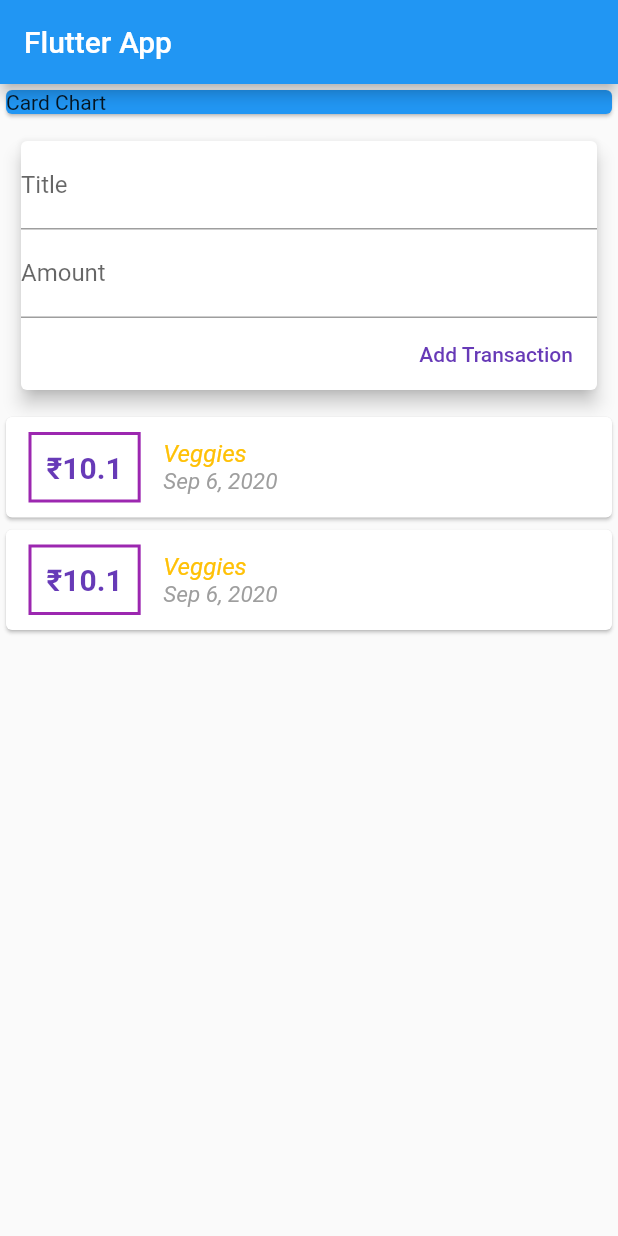
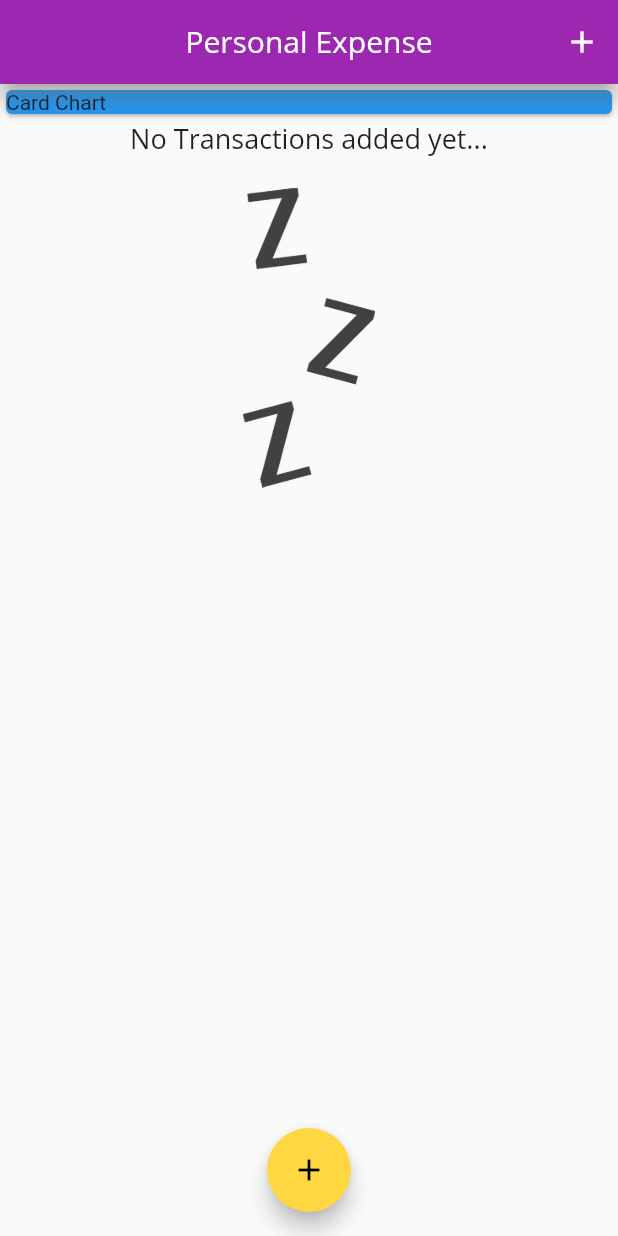
Before and after one commit to andor201995/ExpenseManager, a Flutter app: the screen it shows after launch, on a phone screen of 412 x 824 dp. Run offline on Flutter 3.47's test engine with Material 2 defaults, Android fonts, the phone set to English and light mode, and no system bars.

Commit message:
add app theme and bottom sheet

```diff
--- a/lib/main.dart
+++ b/lib/main.dart
@@ -1,4 +1,6 @@
-import 'package:expenseTrackker/widgets/user_transaction.dart';
+import 'package:expenseTrackker/model/transactions.dart';
+import 'package:expenseTrackker/widgets/new_transaction.dart';
+import 'package:expenseTrackker/widgets/transaction_list.dart';
 import 'package:flutter/material.dart';
 
 void main() => runApp(MyApp());
@@ -7,20 +9,80 @@ class MyApp extends StatelessWidget {
   @override
   Widget build(BuildContext context) {
     return MaterialApp(
-      title: 'Flutter App',
+      title: 'Personal Expense',
+      theme: ThemeData(
+        primarySwatch: Colors.purple,
+        accentColor: Colors.amberAccent,
+        fontFamily: 'Quicksand',
+        textTheme: ThemeData.light().textTheme.copyWith(
+              headline6: TextStyle(
+                fontFamily: 'OpenSans',
+                fontSize: 18,
+              ),
+            ),
+        appBarTheme: AppBarTheme(
+          centerTitle: true,
+          elevation: 6,
+          shadowColor: Colors.grey,
+          textTheme: ThemeData.light().textTheme.copyWith(
+                headline6: TextStyle(
+                  fontFamily: 'OpenSans',
+                  fontSize: 20,
+                ),
+              ),
+        ),
+      ),
       home: MyHomePage(),
     );
   }
 }
 
-class MyHomePage extends StatelessWidget {
+class MyHomePage extends StatefulWidget {
+  @override
+  _MyHomePageState createState() => _MyHomePageState();
+}
+
+class _MyHomePageState extends State<MyHomePage> {
+  final List<Transations> _transactions = [];
+
+  void _addNewTransaction(String txTitle, double txAmount) {
+    final newTx = Transations(
+      amount: txAmount,
+      date: DateTime.now(),
+      id: DateTime.now().toString(),
+      title: txTitle,
+    );
+
+    setState(() {
+      _transactions.add(newTx);
+    });
+  }
+
+  void _startAddNewTransaction(BuildContext ctx) {
+    showModalBottomSheet(
+      context: ctx,
+      builder: (_) {
+        return NewTransaction(_addNewTransaction);
+      },
+    );
+  }
+
   @override
   Widget build(BuildContext context) {
     return Scaffold(
       appBar: AppBar(
-        title: Text('Flutter App'),
+        title: Text('Personal Expense'),
+        actions: [
+          IconButton(
+            icon: Icon(
+              Icons.add,
             ),
-      body: Column(
+            onPressed: () => _startAddNewTransaction(context),
+          ),
+        ],
+      ),
+      body: SingleChildScrollView(
+        child: Column(
           crossAxisAlignment: CrossAxisAlignment.stretch,
           children: [
             Container(
@@ -30,8 +92,14 @@ class MyHomePage extends StatelessWidget {
               ),
               width: double.infinity,
             ),
-          UserTransation(),
+            TransactionList(_transactions),
           ],
+        ),
+      ),
+      floatingActionButtonLocation: FloatingActionButtonLocation.centerFloat,
+      floatingActionButton: FloatingActionButton(
+        onPressed: () => _startAddNewTransaction(context),
+        child: Icon(Icons.add),
       ),
     );
   }
--- a/lib/widgets/transaction_list.dart
+++ b/lib/widgets/transaction_list.dart
@@ -9,8 +9,30 @@ class TransactionList extends StatelessWidget {
 
   @override
   Widget build(BuildContext context) {
-    return Column(
-      children: _transactions.map((tx) {
+    return Container(
+      height: 300,
+      child: _transactions.isEmpty
+          ? Column(
+              children: [
+                Text(
+                  'No Transactions added yet...',
+                  style: Theme.of(context).textTheme.headline6,
+                ),
+                SizedBox(
+                  height: 20,
+                ),
+                Container(
+                  height: 200,
+                  child: Image.asset(
+                    'assets/images/waiting.png',
+                    fit: BoxFit.cover,
+                  ),
+                ),
+              ],
+            )
+          : ListView.builder(
+              itemBuilder: (ctx, position) {
+                var tx = _transactions[position];
                 return Card(
                   child: Row(
                     children: [
@@ -21,17 +43,17 @@ class TransactionList extends StatelessWidget {
                         ),
                         decoration: BoxDecoration(
                           border: Border.all(
-                    color: Colors.purple,
+                            color: Theme.of(context).primaryColor,
                             width: 2,
                           ),
                         ),
                         padding: EdgeInsets.all(10),
                         child: Text(
-                  '₹${tx.amount}',
+                          '₹${tx.amount.toStringAsFixed(2)}',
                           style: TextStyle(
                               fontWeight: FontWeight.bold,
                               fontSize: 20,
-                      color: Colors.deepPurple),
+                              color: Theme.of(context).primaryColor),
                         ),
                       ),
                       Column(
@@ -39,17 +61,13 @@ class TransactionList extends StatelessWidget {
                         children: [
                           Text(
                             tx.title,
-                    style: TextStyle(
-                      color: Colors.amber,
-                      fontStyle: FontStyle.italic,
-                      fontSize: 16,
-                    ),
+                            style: Theme.of(context).textTheme.headline6,
                           ),
                           Text(
                             DateFormat.yMMMd().format(tx.date),
                             style: TextStyle(
                               color: Colors.grey,
-                      fontStyle: FontStyle.italic,
+                              fontWeight: FontWeight.bold,
                               fontSize: 15,
                             ),
                           ),
@@ -58,7 +76,9 @@ class TransactionList extends StatelessWidget {
                     ],
                   ),
                 );
-      }).toList(),
+              },
+              itemCount: _transactions.length,
+            ),
     );
   }
 }
--- a/lib/widgets/user_transaction.dart
+++ /dev/null
@@ -1,49 +0,0 @@
-import 'package:expenseTrackker/model/transactions.dart';
-import 'package:expenseTrackker/widgets/new_transaction.dart';
-import 'package:expenseTrackker/widgets/transaction_list.dart';
-import 'package:flutter/material.dart';
-
-class UserTransation extends StatefulWidget {
-  @override
-  _UserTransationState createState() => _UserTransationState();
-}
-
-class _UserTransationState extends State<UserTransation> {
-  final List<Transations> _transactions = [
-    Transations(
-      amount: 10.1,
-      date: DateTime.now(),
-      id: 'id1',
-      title: 'Veggies',
-    ),
-    Transations(
-      amount: 10.1,
-      date: DateTime.now(),
-      id: 'id1',
-      title: 'Veggies',
-    ),
-  ];
-
-  void _addNewTransaction(String txTitle, double txAmount) {
-    final newTx = Transations(
-      amount: txAmount,
-      date: DateTime.now(),
-      id: DateTime.now().toString(),
-      title: txTitle,
-    );
-
-    setState(() {
-      _transactions.add(newTx);
-    });
-  }
-
-  @override
-  Widget build(BuildContext context) {
-    return Column(
-      children: [
-        NewTransaction(_addNewTransaction),
-        TransactionList(_transactions),
-      ],
-    );
-  }
-}
```
Also changed, not shown: lib/widgets/chart.dart (added, +11 -0 lines), lib/widgets/new_transaction.dart (+28 -9 lines), pubspec.yaml (+14 -8 lines), assets/fonts/OpenSans-Bold.ttf (added), assets/fonts/OpenSans-Regular.ttf (added), assets/fonts/Quicksand-Bold.ttf (added), assets/fonts/Quicksand-Light.ttf (added), assets/fonts/Quicksand-Medium.ttf (added), assets/fonts/Quicksand-Regular.ttf (added), assets/images/waiting.png (added). Lines whose indentation alone changed are shown as unchanged.
